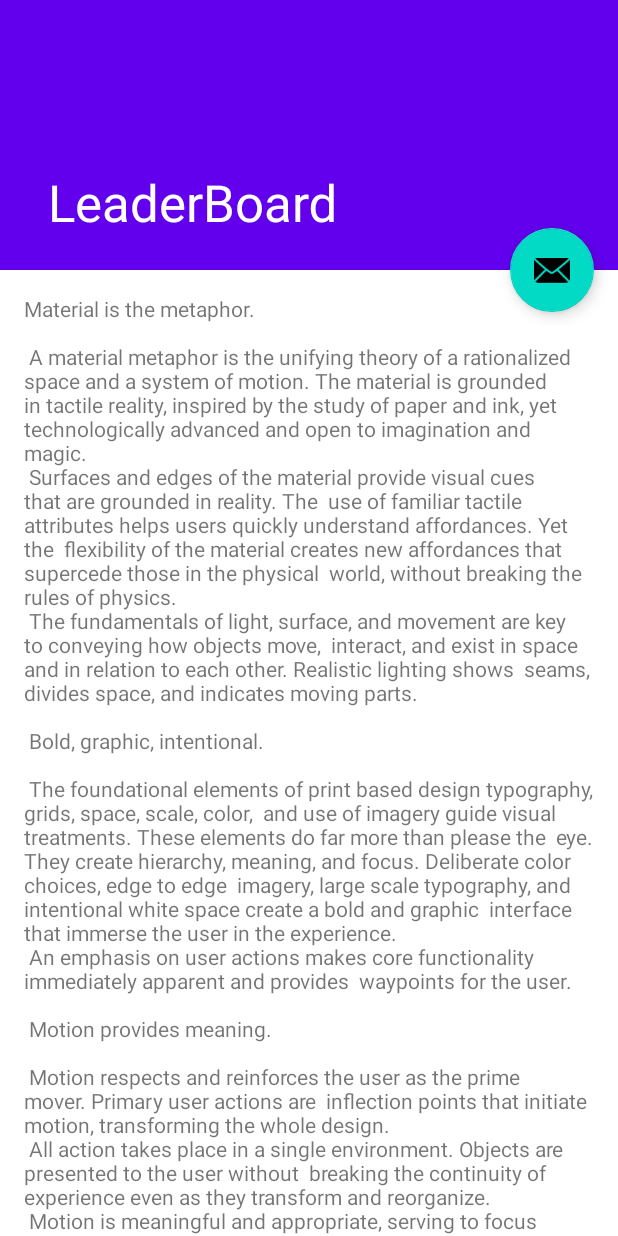
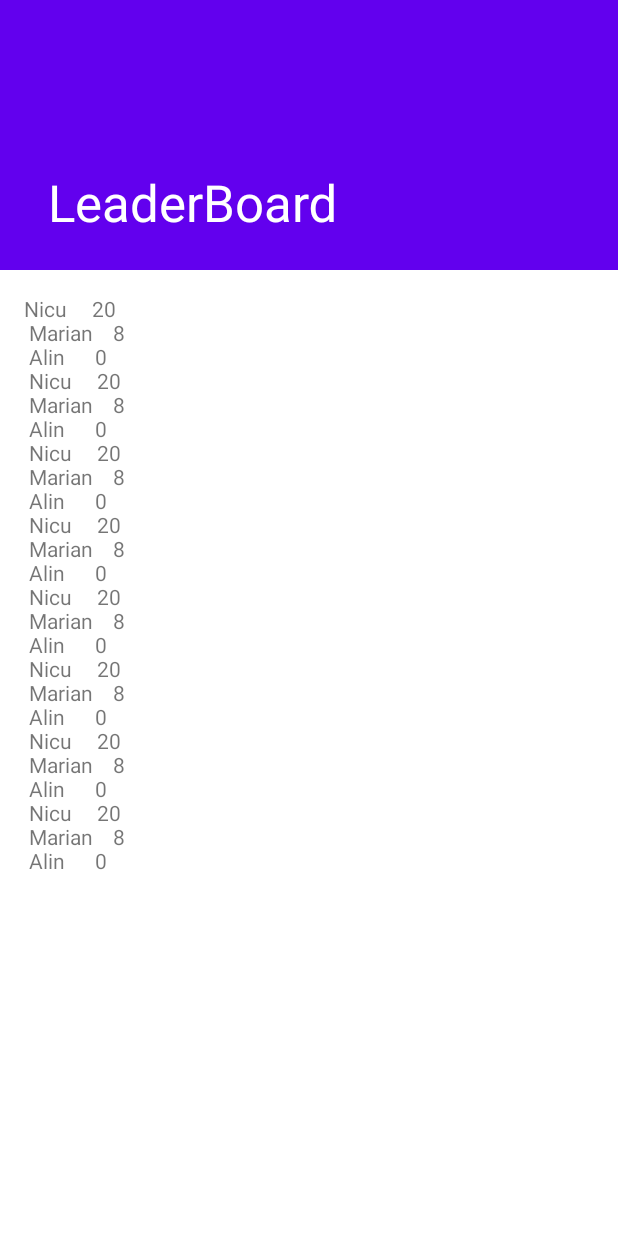
Before and after one commit to alinmihaila99/proiect_eim, an Android app: the LeaderBoard screen opened directly, with no data from a screen before it, on a phone screen of 412 x 824 dp. Run offline under Robolectric (Android 15) with nearby library versions, the phone set to English and light mode, and no system bars; network calls fail.

Commit message:
finalizare etapa 1

```diff
--- a/app/src/main/java/com/example/myquizzkotlin/LeaderBoard.kt
+++ b/app/src/main/java/com/example/myquizzkotlin/LeaderBoard.kt
@@ -19,9 +19,5 @@ class LeaderBoard : AppCompatActivity() {
 
         setSupportActionBar(findViewById(R.id.toolbar))
         binding.toolbarLayout.title = title
-        binding.fab.setOnClickListener { view ->
-            Snackbar.make(view, "Replace with your own action", Snackbar.LENGTH_LONG)
-                .setAction("Action", null).show()
-        }
     }
 }
--- a/app/src/main/java/com/example/myquizzkotlin/LoginActivity.kt
+++ b/app/src/main/java/com/example/myquizzkotlin/LoginActivity.kt
@@ -1,11 +1,11 @@
 package com.example.myquizzkotlin
 
 import android.content.Intent
-import androidx.appcompat.app.AppCompatActivity
 import android.os.Bundle
 import android.widget.Button
 import android.widget.Switch
 import android.widget.TextView
+import androidx.appcompat.app.AppCompatActivity
 import androidx.lifecycle.Observer
 import androidx.lifecycle.ViewModelProvider
 import com.example.myquizzkotlin.model.UserCredentials
@@ -44,6 +44,10 @@ class LoginActivity : AppCompatActivity() {
                 println(response)
                 if(response.id > 0)
                     startActivity(Intent(this, MainActivity::class.java))
+                val settings = applicationContext.getSharedPreferences("dailyGoal", 0)
+                val editor = settings.edit()
+                editor.putInt("dailyGoal", response.dailyGoal)
+                editor.apply()
             }
         })
         switchLoginRegister.setOnCheckedChangeListener{
--- a/app/src/main/res/layout/activity_leader_board.xml
+++ b/app/src/main/res/layout/activity_leader_board.xml
@@ -36,13 +36,4 @@
 
     <include layout="@layout/content_scrolling" />
 
-    <com.google.android.material.floatingactionbutton.FloatingActionButton
-        android:id="@+id/fab"
-        android:layout_width="wrap_content"
-        android:layout_height="wrap_content"
-        android:layout_marginEnd="@dimen/fab_margin"
-        app:layout_anchor="@id/app_bar"
-        app:layout_anchorGravity="bottom|end"
-        app:srcCompat="@android:drawable/ic_dialog_email" />
-
 </androidx.coordinatorlayout.widget.CoordinatorLayout>
--- a/app/src/main/res/values/strings.xml
+++ b/app/src/main/res/values/strings.xml
@@ -16,94 +16,47 @@
     <string name="register">"Register"</string>
     <string name="homeFragment">"welcome to quizzApp! Select action"</string>
     <string name="title_activity_leader_board">LeaderBoard</string>
+    <string name="daily_goal_question">
+        "Care este capitala Romaniei? \n"
+        "a) Bucuresti \n"
+        "b) Berlin \n"
+        "c) Brasov \n"
+
+    </string>
     <string name="large_text">
-        "Material is the metaphor.\n\n"
-
-        "A material metaphor is the unifying theory of a rationalized space and a system of motion."
-        "The material is grounded in tactile reality, inspired by the study of paper and ink, yet "
-        "technologically advanced and open to imagination and magic.\n"
-        "Surfaces and edges of the material provide visual cues that are grounded in reality. The "
-        "use of familiar tactile attributes helps users quickly understand affordances. Yet the "
-        "flexibility of the material creates new affordances that supercede those in the physical "
-        "world, without breaking the rules of physics.\n"
-        "The fundamentals of light, surface, and movement are key to conveying how objects move, "
-        "interact, and exist in space and in relation to each other. Realistic lighting shows "
-        "seams, divides space, and indicates moving parts.\n\n"
-
-        "Bold, graphic, intentional.\n\n"
-
-        "The foundational elements of print based design typography, grids, space, scale, color, "
-        "and use of imagery guide visual treatments. These elements do far more than please the "
-        "eye. They create hierarchy, meaning, and focus. Deliberate color choices, edge to edge "
-        "imagery, large scale typography, and intentional white space create a bold and graphic "
-        "interface that immerse the user in the experience.\n"
-        "An emphasis on user actions makes core functionality immediately apparent and provides "
-        "waypoints for the user.\n\n"
-
-        "Motion provides meaning.\n\n"
-
-        "Motion respects and reinforces the user as the prime mover. Primary user actions are "
-        "inflection points that initiate motion, transforming the whole design.\n"
-        "All action takes place in a single environment. Objects are presented to the user without "
-        "breaking the continuity of experience even as they transform and reorganize.\n"
-        "Motion is meaningful and appropriate, serving to focus attention and maintain continuity. "
-        "Feedback is subtle yet clear. Transitions are efﬁcient yet coherent.\n\n"
-
-        "3D world.\n\n"
-
-        "The material environment is a 3D space, which means all objects have x, y, and z "
-        "dimensions. The z-axis is perpendicularly aligned to the plane of the display, with the "
-        "positive z-axis extending towards the viewer. Every sheet of material occupies a single "
-        "position along the z-axis and has a standard 1dp thickness.\n"
-        "On the web, the z-axis is used for layering and not for perspective. The 3D world is "
-        "emulated by manipulating the y-axis.\n\n"
-
-        "Light and shadow.\n\n"
-
-        "Within the material environment, virtual lights illuminate the scene. Key lights create "
-        "directional shadows, while ambient light creates soft shadows from all angles.\n"
-        "Shadows in the material environment are cast by these two light sources. In Android "
-        "development, shadows occur when light sources are blocked by sheets of material at "
-        "various positions along the z-axis. On the web, shadows are depicted by manipulating the "
-        "y-axis only. The following example shows the card with a height of 6dp.\n\n"
-
-        "Resting elevation.\n\n"
-
-        "All material objects, regardless of size, have a resting elevation, or default elevation "
-        "that does not change. If an object changes elevation, it should return to its resting "
-        "elevation as soon as possible.\n\n"
-
-        "Component elevations.\n\n"
-
-        "The resting elevation for a component type is consistent across apps (e.g., FAB elevation "
-        "does not vary from 6dp in one app to 16dp in another app).\n"
-        "Components may have different resting elevations across platforms, depending on the depth "
-        "of the environment (e.g., TV has a greater depth than mobile or desktop).\n\n"
-
-        "Responsive elevation and dynamic elevation offsets.\n\n"
-
-        "Some component types have responsive elevation, meaning they change elevation in response "
-        "to user input (e.g., normal, focused, and pressed) or system events. These elevation "
-        "changes are consistently implemented using dynamic elevation offsets.\n"
-        "Dynamic elevation offsets are the goal elevation that a component moves towards, relative "
-        "to the component’s resting state. They ensure that elevation changes are consistent "
-        "across actions and component types. For example, all components that lift on press have "
-        "the same elevation change relative to their resting elevation.\n"
-        "Once the input event is completed or cancelled, the component will return to its resting "
-        "elevation.\n\n"
-
-        "Avoiding elevation interference.\n\n"
-
-        "Components with responsive elevations may encounter other components as they move between "
-        "their resting elevations and dynamic elevation offsets. Because material cannot pass "
-        "through other material, components avoid interfering with one another any number of ways, "
-        "whether on a per component basis or using the entire app layout.\n"
-        "On a component level, components can move or be removed before they cause interference. "
-        "For example, a floating action button (FAB) can disappear or move off screen before a "
-        "user picks up a card, or it can move if a snackbar appears.\n"
-        "On the layout level, design your app layout to minimize opportunities for interference. "
-        "For example, position the FAB to one side of stream of a cards so the FAB won’t interfere "
-        "when a user tries to pick up one of cards.\n\n"
+        "Nicu     20\n"
+        "Marian    8\n"
+        "Alin      0\n"
+        "Nicu     20\n"
+        "Marian    8\n"
+        "Alin      0\n"
+        "Nicu     20\n"
+        "Marian    8\n"
+        "Alin      0\n"
+        "Nicu     20\n"
+        "Marian    8\n"
+        "Alin      0\n"
+        "Nicu     20\n"
+        "Marian    8\n"
+        "Alin      0\n"
+        "Nicu     20\n"
+        "Marian    8\n"
+        "Alin      0\n"
+        "Nicu     20\n"
+        "Marian    8\n"
+        "Alin      0\n"
+        "Nicu     20\n"
+        "Marian    8\n"
+        "Alin      0\n"
     </string>
     <string name="action_settings">Settings</string>
+    <string name="title_activity_already_completed_daily_goal">AlreadyCompletedDailyGoal</string>
+    <!-- Strings used for fragments for navigation -->
+    <string name="first_fragment_label">Daily Goal</string>
+    <string name="second_fragment_label">Second Fragment</string>
+    <string name="next">BACK</string>
+    <string name="previous">Previous</string>
+
+    <string name="hello_first_fragment">You already completed your daily goal! Please come tomorrow for more challenges!</string>
+    <string name="hello_second_fragment">Hello second fragment. Arg: %1$s</string>
 </resources>
```
Also changed, not shown: app/src/main/AndroidManifest.xml (+9 -1 lines), app/src/main/java/com/example/myquizzkotlin/AlreadyCompletedDailyGoal.kt (added, +37 -0 lines), app/src/main/java/com/example/myquizzkotlin/DailyGoal.kt (added, +11 -0 lines), app/src/main/java/com/example/myquizzkotlin/FirstFragment.kt (added, +41 -0 lines), app/src/main/java/com/example/myquizzkotlin/MainActivity.kt (+14 -1 lines), app/src/main/java/com/example/myquizzkotlin/SecondFragment.kt (added, +41 -0 lines), app/src/main/res/layout/activity_already_completed_daily_goal.xml (added, +25 -0 lines), app/src/main/res/layout/activity_daily_goal.xml (added, +18 -0 lines), app/src/main/res/layout/content_already_completed_daily_goal.xml (added, +19 -0 lines), app/src/main/res/layout/fragment_first.xml (added, +28 -0 lines), app/src/main/res/layout/fragment_second.xml (added, +27 -0 lines), app/src/main/res/navigation/nav_graph.xml (added, +13 -0 lines).
